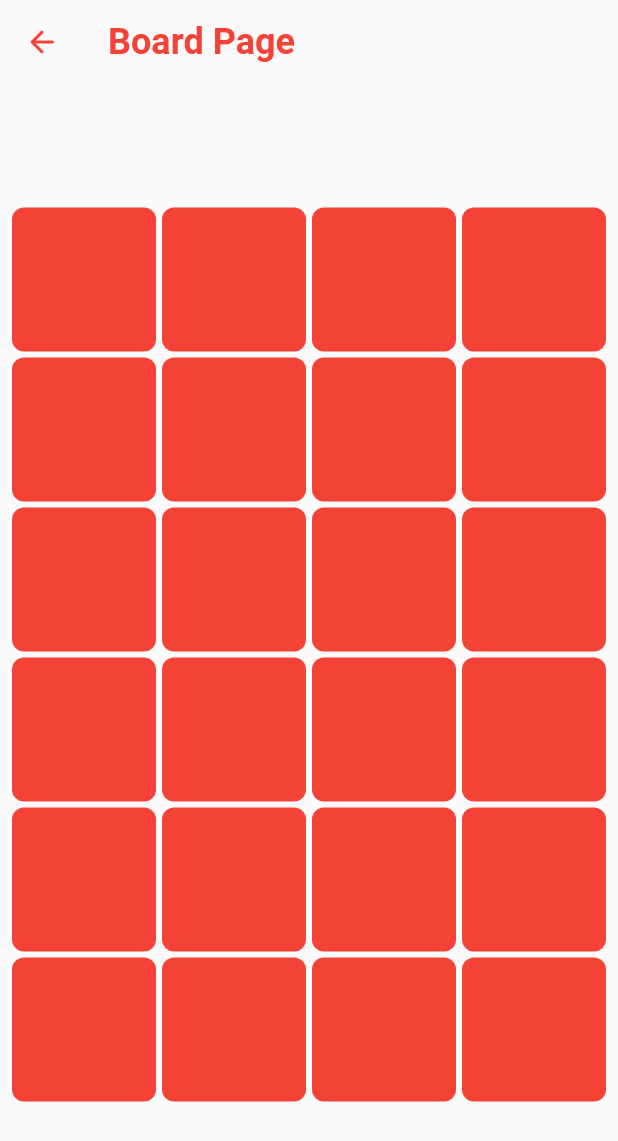
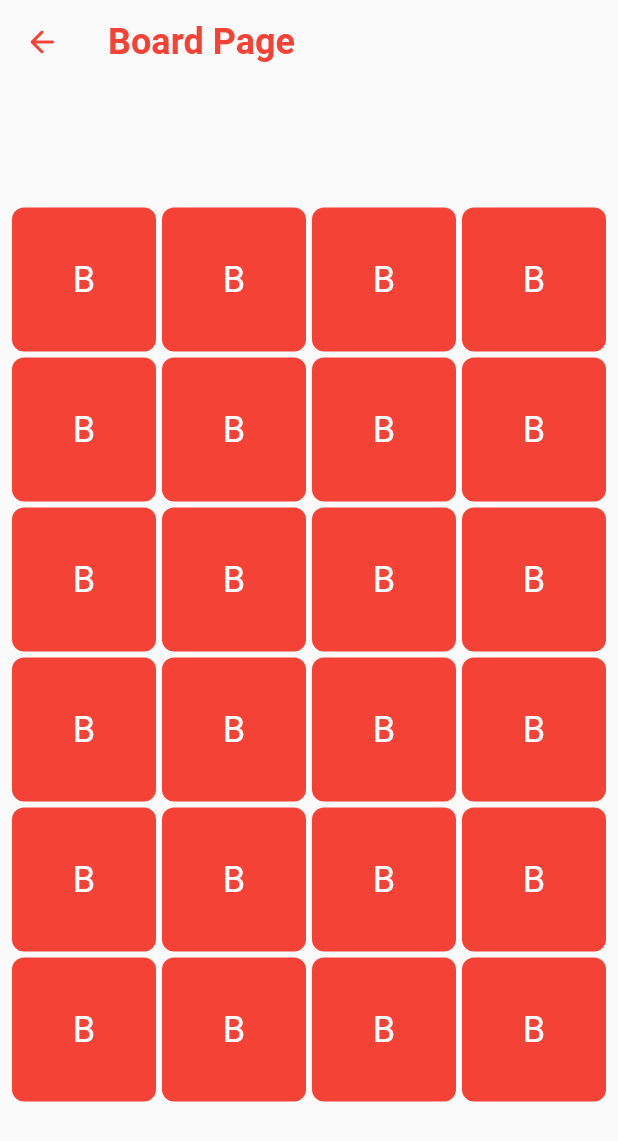
Before and after one commit to AntonioJoaquin/flutter_found_pairs, a Flutter app: the screen it shows after launch, on a phone screen of 412 x 824 dp. Shown: the top 1141 px of the screen. Run offline on Flutter 3.47's test engine with Material 2 defaults, Android fonts, the phone set to English and light mode, and no system bars.

Commit message:
#1- Add rotation effect

```diff
--- /dev/null
+++ b/lib/common/custom_notifier.dart
@@ -0,0 +1,36 @@
+import 'package:flutter/foundation.dart';
+
+class CustomValueNotifier<T> extends ChangeNotifier
+    implements ValueListenable<T> {
+  bool _isDisposed;
+
+  CustomValueNotifier(this._value, [this._isDisposed = false]);
+
+  @override
+  T get value => _value;
+  T _value;
+  set value(T newValue) {
+    if (_value == newValue) {
+      return;
+    }
+    _value = newValue;
+    notifyListeners();
+  }
+
+  @override
+  String toString() => '${describeIdentity(this)}($_value)';
+
+  @override
+  void notifyListeners() {
+    if (!_isDisposed) {
+      super.notifyListeners();
+    }
+  }
+
+  @override
+  void dispose() {
+    _isDisposed = true;
+
+    super.dispose();
+  }
+}
--- a/lib/view/pages/board/board_page.dart
+++ b/lib/view/pages/board/board_page.dart
@@ -1,7 +1,33 @@
 import 'package:flutter/material.dart';
 
-class BoardPage extends StatelessWidget {
+import 'models/card_model.dart';
+import 'widgets/custom_card.dart';
+
+class BoardPage extends StatefulWidget {
   const BoardPage({Key? key}) : super(key: key);
+
+  @override
+  State<BoardPage> createState() => _BoardPageState();
+}
+
+class _BoardPageState extends State<BoardPage> {
+  final List<CardModel> _deck = [];
+
+  @override
+  void initState() {
+    _deck.addAll(CardModel.generateDeck(12));
+
+    super.initState();
+  }
+
+  @override
+  void dispose() {
+    for (CardModel card in _deck) {
+      card.dispose();
+    }
+
+    super.dispose();
+  }
 
   @override
   Widget build(BuildContext context) {
@@ -26,15 +52,8 @@ class BoardPage extends StatelessWidget {
                 mainAxisSpacing: 4.0,
                 crossAxisSpacing: 4.0,
               ),
-              itemCount: 24,
-              itemBuilder: (_, index) => Container(
-                height: 200,
-                width: 200,
-                decoration: BoxDecoration(
-                  borderRadius: BorderRadius.circular(8.0),
-                  color: Colors.red,
-                ),
-              ),
+              itemCount: _deck.length,
+              itemBuilder: (_, index) => CustomCard(_deck[index]),
             ),
           ),
         ],
--- /dev/null
+++ b/lib/view/pages/board/models/card_model.dart
@@ -0,0 +1,26 @@
+import 'package:found_pairs/common/custom_notifier.dart';
+
+class CardModel {
+  final int value;
+  final String publicValue;
+
+  final CustomValueNotifier<bool> _isFlipped = CustomValueNotifier<bool>(false);
+  CustomValueNotifier<bool> get isFlipped => _isFlipped;
+
+  CardModel(this.value, this.publicValue);
+
+  void flip() => _isFlipped.value = !_isFlipped.value;
+
+  void dispose() => _isFlipped.dispose();
+
+  static List<CardModel> generateDeck(int numPairs) {
+    final _deck = <CardModel>[];
+
+    for (int i = 0; i < numPairs; i++) {
+      _deck.add(CardModel(i, 'C'));
+      _deck.add(CardModel(i, 'C'));
+    }
+
+    return _deck;
+  }
+}
--- /dev/null
+++ b/lib/view/pages/board/widgets/custom_card.dart
@@ -0,0 +1,116 @@
+import 'dart:math';
+
+import 'package:flutter/material.dart';
+
+import '../models/card_model.dart';
+
+class CustomCard extends StatefulWidget {
+  const CustomCard(
+    this._card, {
+    Key? key,
+  }) : super(key: key);
+
+  final CardModel _card;
+
+  @override
+  State<CustomCard> createState() => _CustomCardState();
+}
+
+class _CustomCardState extends State<CustomCard>
+    with SingleTickerProviderStateMixin {
+  late AnimationController _animationController;
+  late Animation _animation;
+
+  @override
+  void initState() {
+    _animationController = AnimationController(
+      vsync: this,
+      duration: const Duration(milliseconds: 300),
+    );
+    _animation = Tween(end: 1.0, begin: .0).animate(_animationController);
+
+    super.initState();
+  }
+
+  @override
+  Widget build(BuildContext context) {
+    return GestureDetector(
+      onTap: () {
+        widget._card.isFlipped.value
+            ? _animationController.reverse()
+            : _animationController.forward();
+        widget._card.flip();
+      },
+      child: AnimatedBuilder(
+        animation: _animation,
+        builder: (_, __) => Transform(
+          alignment: FractionalOffset.center,
+          transform: Matrix4.identity()
+            ..setEntry(3, 2, .0015)
+            ..rotateY(pi * _animation.value),
+          child: (_animation.value <= .5)
+              ? const _CardBack()
+              : RotatedBox(
+                  quarterTurns: 2,
+                  child: _CardFront(widget._card.publicValue),
+                ),
+        ),
+      ),
+    );
+  }
+}
+
+class _CardFront extends StatelessWidget {
+  const _CardFront(
+    this._publicValue, {
+    Key? key,
+  }) : super(key: key);
+
+  final String _publicValue;
+
+  @override
+  Widget build(BuildContext context) {
+    return Container(
+      height: 200,
+      width: 200,
+      decoration: BoxDecoration(
+        borderRadius: BorderRadius.circular(8.0),
+        color: Colors.blue,
+      ),
+      child: Center(
+        child: Text(
+          _publicValue,
+          style: const TextStyle(
+            fontSize: 24.0,
+            color: Colors.white,
+          ),
+        ),
+      ),
+    );
+  }
+}
+
+class _CardBack extends StatelessWidget {
+  const _CardBack({Key? key}) : super(key: key);
+
+  @override
+  Widget build(BuildContext context) {
+    return Container(
+      height: 200,
+      width: 200,
+      decoration: BoxDecoration(
+        borderRadius: BorderRadius.circular(8.0),
+        color: Colors.red,
+      ),
+      child: const Center(
+        child: Text(
+          'B',
+          style: TextStyle(
+            fontSize: 24.0,
+            color: Colors.white,
+          ),
+        ),
+      ),
+    );
+  }
+}
```
